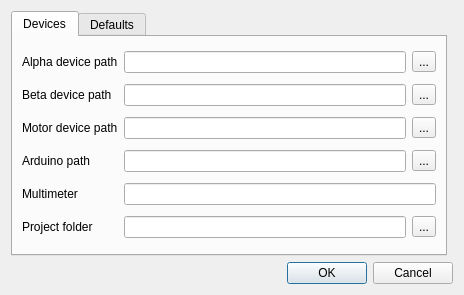
Old version of the form preferences.ui in the repository froque/AeroIST.
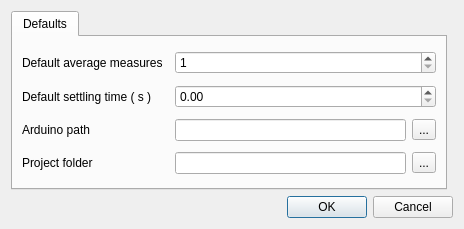
New version of the form.

Commit message:
made configuration general.
each variable can be configurable, and if so, it appears as a new tab in preferences dialog

TODO: arduino config, where does it enter?

```diff
--- a/preferences.ui
+++ b/preferences.ui
@@ -7,7 +7,7 @@
     <x>0</x>
     <y>0</y>
     <width>464</width>
-    <height>295</height>
+    <height>229</height>
    </rect>
   </property>
   <property name="sizePolicy">
@@ -41,165 +41,69 @@
      <property name="currentIndex">
       <number>0</number>
      </property>
-     <widget class="QWidget" name="general">
+     <widget class="QWidget" name="defaults">
       <attribute name="title">
-       <string>Devices</string>
+       <string>Defaults</string>
       </attribute>
       <layout class="QGridLayout" name="gridLayout_2">
        <item row="0" column="0">
-        <widget class="QLabel" name="label">
+        <widget class="QLabel" name="label_8">
          <property name="text">
-          <string>Alpha device path</string>
+          <string>Default average measures</string>
          </property>
         </widget>
        </item>
-       <item row="0" column="1">
-        <widget class="QLineEdit" name="edit_alpha"/>
-       </item>
        <item row="1" column="0">
-        <widget class="QLabel" name="label_2">
+        <widget class="QLabel" name="label_9">
          <property name="text">
-          <string>Beta device path</string>
+          <string>Default settling time ( s )</string>
          </property>
         </widget>
        </item>
-       <item row="1" column="1">
-        <widget class="QLineEdit" name="edit_beta"/>
+       <item row="1" column="2" colspan="2">
+        <widget class="QDoubleSpinBox" name="doubleSpinBox"/>
        </item>
        <item row="2" column="0">
-        <widget class="QLabel" name="label_3">
-         <property name="text">
-          <string>Motor device path</string>
-         </property>
-        </widget>
-       </item>
-       <item row="2" column="1">
-        <widget class="QLineEdit" name="edit_motor"/>
-       </item>
-       <item row="3" column="0">
         <widget class="QLabel" name="label_4">
          <property name="text">
           <string>Arduino path</string>
          </property>
         </widget>
        </item>
-       <item row="3" column="1">
+       <item row="2" column="2">
         <widget class="QLineEdit" name="edit_arduino"/>
        </item>
-       <item row="4" column="0">
-        <widget class="QLabel" name="label_5">
+       <item row="2" column="3">
+        <widget class="QToolButton" name="toolButton_5">
          <property name="text">
-          <string>Multimeter</string>
+          <string>...</string>
          </property>
         </widget>
        </item>
-       <item row="4" column="1" colspan="2">
-        <widget class="QLineEdit" name="edit_multimetro"/>
-       </item>
-       <item row="5" column="0">
+       <item row="3" column="0" colspan="2">
         <widget class="QLabel" name="label_10">
          <property name="text">
           <string>Project folder</string>
          </property>
         </widget>
        </item>
-       <item row="5" column="1">
+       <item row="3" column="2">
         <widget class="QLineEdit" name="edit_project"/>
        </item>
-       <item row="5" column="2">
+       <item row="3" column="3">
         <widget class="QToolButton" name="toolButton">
          <property name="text">
           <string>...</string>
          </property>
         </widget>
        </item>
-       <item row="0" column="2">
-        <widget class="QToolButton" name="toolButton_2">
-         <property name="text">
-          <string>...</string>
-         </property>
-        </widget>
-       </item>
-       <item row="1" column="2">
-        <widget class="QToolButton" name="toolButton_3">
-         <property name="text">
-          <string>...</string>
-         </property>
-        </widget>
-       </item>
-       <item row="2" column="2">
-        <widget class="QToolButton" name="toolButton_4">
-         <property name="text">
-          <string>...</string>
-         </property>
-        </widget>
-       </item>
-       <item row="3" column="2">
-        <widget class="QToolButton" name="toolButton_5">
-         <property name="text">
-          <string>...</string>
-         </property>
-        </widget>
-       </item>
-      </layout>
-     </widget>
-     <widget class="QWidget" name="defaults">
-      <attribute name="title">
-       <string>Defaults</string>
-      </attribute>
-      <layout class="QGridLayout" name="gridLayout_3">
-       <item row="0" column="0">
-        <widget class="QLabel" name="label_6">
-         <property name="text">
-          <string>Default test type</string>
-         </property>
-        </widget>
-       </item>
-       <item row="0" column="1">
-        <widget class="QComboBox" name="combo_matrix">
-         <property name="toolTip">
-          <string>The type of test being made. Either in  midle section or bottom of the section</string>
-         </property>
-        </widget>
-       </item>
-       <item row="1" column="0">
-        <widget class="QLabel" name="label_7">
-         <property name="text">
-          <string>Default multimeter time</string>
-         </property>
-        </widget>
-       </item>
-       <item row="1" column="1">
-        <widget class="QComboBox" name="combo_dvm_time">
-         <property name="currentIndex">
-          <number>-1</number>
-         </property>
-        </widget>
-       </item>
-       <item row="2" column="0">
-        <widget class="QLabel" name="label_8">
-         <property name="text">
-          <string>Default average measures</string>
-         </property>
-        </widget>
-       </item>
-       <item row="2" column="1">
+       <item row="0" column="2" colspan="2">
         <widget class="QSpinBox" name="spinBox">
          <property name="minimum">
           <number>1</number>
          </property>
         </widget>
        </item>
-       <item row="3" column="1">
-        <widget class="QDoubleSpinBox" name="doubleSpinBox"/>
-       </item>
-       <item row="3" column="0">
-        <widget class="QLabel" name="label_9">
-         <property name="text">
-          <string>Default settling time ( s )</string>
-         </property>
-        </widget>
-       </item>
       </layout>
      </widget>
     </widget>
```
Left out of the diff: 10 changed lines with no effect on the pictures. The commit also changes 5 other files.
